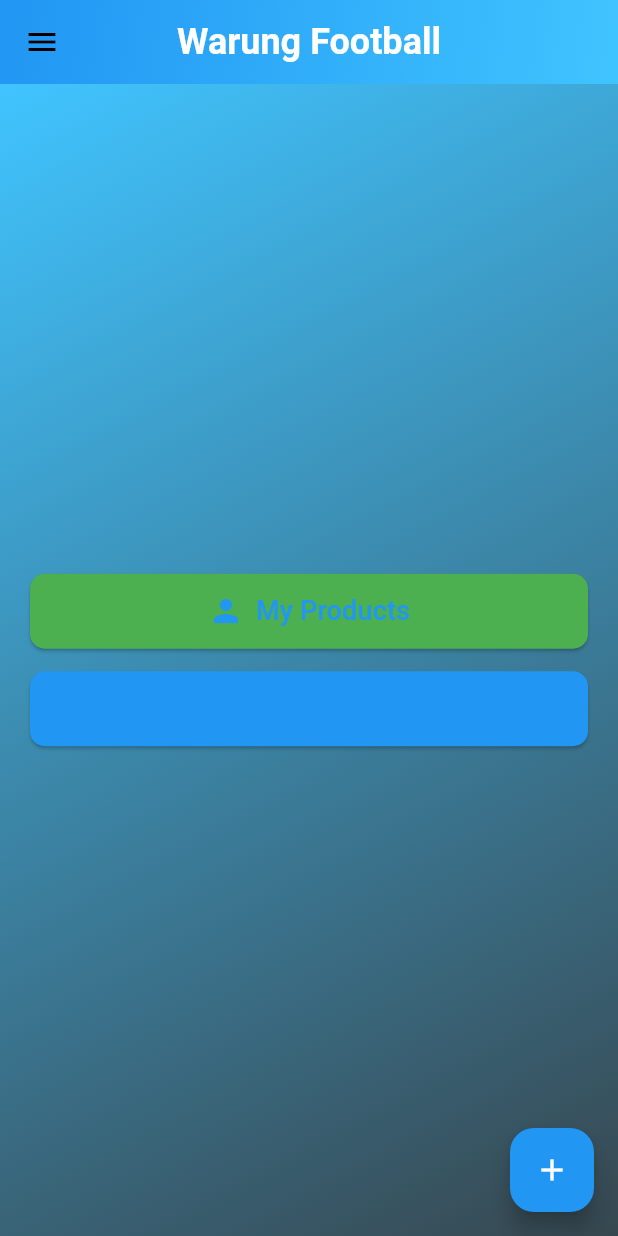
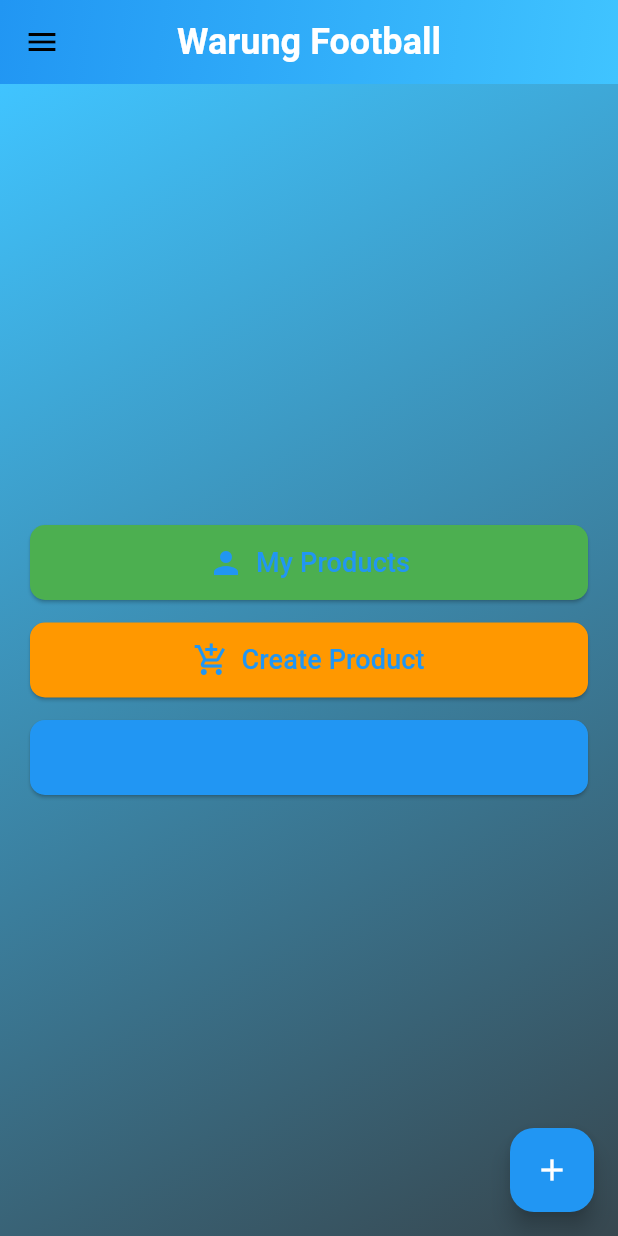
Before and after one commit to faiz-ysf/warungfootball_flutter, a Flutter app: the MyHomePage screen opened by its route, on a phone screen of 412 x 824 dp. Run offline on Flutter 3.47's test engine with Material 3 defaults, Android fonts, the phone set to English and light mode, and no system bars; missing offline and left inert: pbp_django_auth.

Commit message:
perbaikin fitur

```diff
--- a/lib/main.dart
+++ b/lib/main.dart
@@ -172,8 +172,7 @@ class MyHomePage extends StatelessWidget {
       ),
       floatingActionButton: FloatingActionButton(
         onPressed: () {
-          Navigator..push(
-            context,
+          Navigator.of(context).push(
             MaterialPageRoute(builder: (context) => const AddProductPage()),
           );
         },
--- a/lib/product_buttons.dart
+++ b/lib/product_buttons.dart
@@ -1,5 +1,6 @@
 
 import 'package:flutter/material.dart';
+import 'package:warungfootball_flutter/screens/my_products_page.dart';
 import 'package:warungfootball_flutter/screens/product_list_page.dart';
 
 class ProductButtons extends StatefulWidget {
@@ -58,9 +59,10 @@ class _ProductButtonsState extends State<ProductButtons> with SingleTickerProvid
               width: double.infinity, // Make button full width
               child: ElevatedButton.icon(
                 onPressed: () {
-                  ScaffoldMessenger.of(context).showSnackBar(
-                    const SnackBar(
-                      content: Text('Kamu telah menekan tombol My Products'),
+                  Navigator.push(
+                    context,
+                    MaterialPageRoute(
+                      builder: (context) => const MyProductsPage(),
                     ),
                   );
                 },
@@ -74,7 +76,32 @@ class _ProductButtonsState extends State<ProductButtons> with SingleTickerProvid
             ),
           ),
         ),
-        const SizedBox(height: 15), // Increased spacing
+        const SizedBox(height: 15),
+        FadeTransition(
+          opacity: _fadeAnimation,
+          child: Padding(
+            padding: const EdgeInsets.symmetric(horizontal: 20.0),
+            child: SizedBox(
+              width: double.infinity, // Make button full width
+              child: ElevatedButton.icon(
+                onPressed: () {
+                  ScaffoldMessenger.of(context).showSnackBar(
+                    const SnackBar(
+                      content: Text('Kamu telah menekan tombol Create Product'),
+                    ),
+                  );
+                },
+                icon: const Icon(Icons.add_shopping_cart, size: 24),
+                label: const Text(
+                  'Create Product',
+                  style: TextStyle(fontSize: 18),
+                ),
+                style: _buildButtonStyle(Colors.orange),
+              ),
+            ),
+          ),
+        ),
+        const SizedBox(height: 15),
         FadeTransition(
           opacity: _fadeAnimation,
           child: Padding(
```
Also changed, not shown: lib/screens/product_list_page.dart (added, +17 -0 lines).
